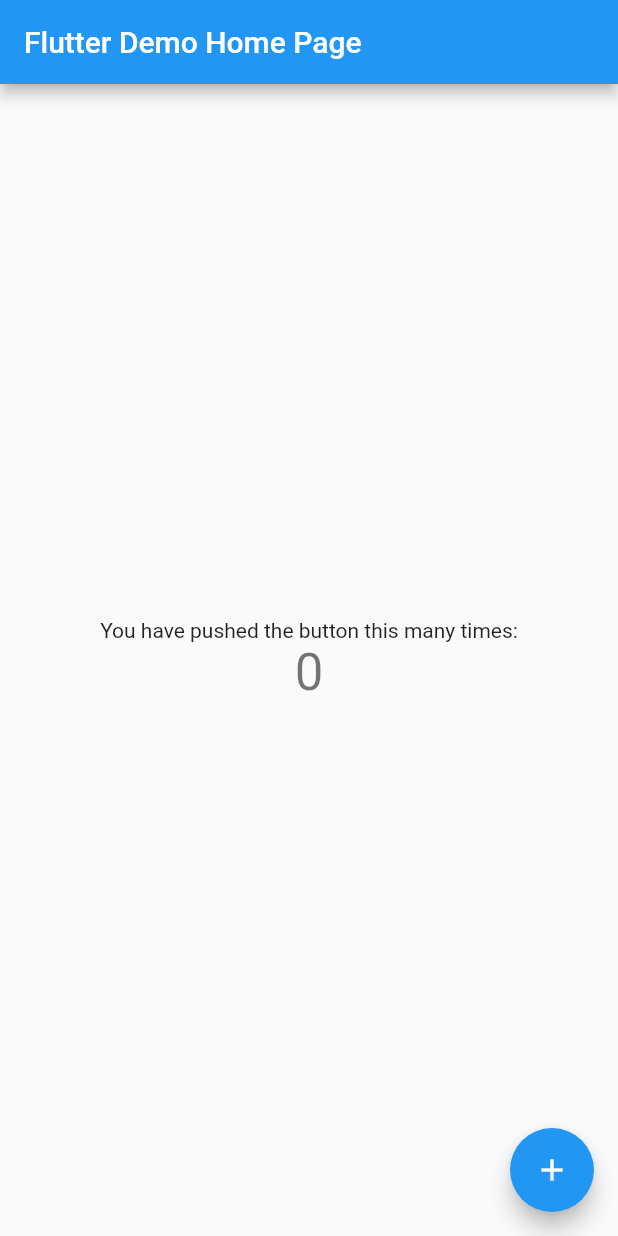
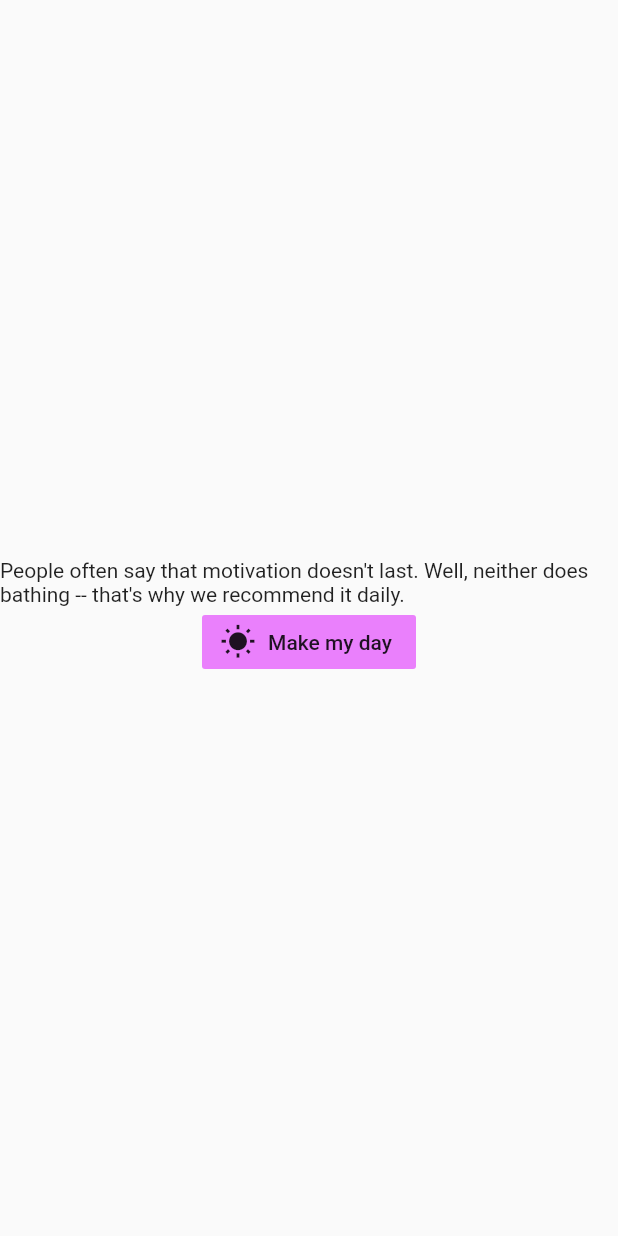
Before and after one commit to irfan87/flutter_quotes_app, a Flutter app: the screen it shows after launch, on a phone screen of 412 x 824 dp. Run offline on Flutter 3.47's test engine with Material 2 defaults, Android fonts, the phone set to English and light mode, and no system bars.

Commit message:
stating the list of quotes

```diff
--- a/lib/main.dart
+++ b/lib/main.dart
@@ -1,117 +1,16 @@
 import 'package:flutter/material.dart';
+import 'package:quotes_of_the_day/ui/wisdom.dart';
 
 void main() {
-  runApp(MyApp());
+  runApp(HomePage());
 }
 
-class MyApp extends StatelessWidget {
-  // This widget is the root of your application.
+class HomePage extends StatelessWidget {
   @override
   Widget build(BuildContext context) {
     return MaterialApp(
-      title: 'Flutter Demo',
-      theme: ThemeData(
-        // This is the theme of your application.
-        //
-        // Try running your application with "flutter run". You'll see the
-        // application has a blue toolbar. Then, without quitting the app, try
-        // changing the primarySwatch below to Colors.green and then invoke
-        // "hot reload" (press "r" in the console where you ran "flutter run",
-        // or simply save your changes to "hot reload" in a Flutter IDE).
-        // Notice that the counter didn't reset back to zero; the application
-        // is not restarted.
-        primarySwatch: Colors.blue,
-        // This makes the visual density adapt to the platform that you run
-        // the app on. For desktop platforms, the controls will be smaller and
-        // closer together (more dense) than on mobile platforms.
-        visualDensity: VisualDensity.adaptivePlatformDensity,
-      ),
-      home: MyHomePage(title: 'Flutter Demo Home Page'),
+      home: Wisdom(),
+      debugShowCheckedModeBanner: false,
     );
   }
 }
-
-class MyHomePage extends StatefulWidget {
-  MyHomePage({Key key, this.title}) : super(key: key);
-
-  // This widget is the home page of your application. It is stateful, meaning
-  // that it has a State object (defined below) that contains fields that affect
-  // how it looks.
-
-  // This class is the configuration for the state. It holds the values (in this
-  // case the title) provided by the parent (in this case the App widget) and
-  // used by the build method of the State. Fields in a Widget subclass are
-  // always marked "final".
-
-  final String title;
-
-  @override
-  _MyHomePageState createState() => _MyHomePageState();
-}
-
-class _MyHomePageState extends State<MyHomePage> {
-  int _counter = 0;
-
-  void _incrementCounter() {
-    setState(() {
-      // This call to setState tells the Flutter framework that something has
-      // changed in this State, which causes it to rerun the build method below
-      // so that the display can reflect the updated values. If we changed
-      // _counter without calling setState(), then the build method would not be
-      // called again, and so nothing would appear to happen.
-      _counter++;
-    });
-  }
-
-  @override
-  Widget build(BuildContext context) {
-    // This method is rerun every time setState is called, for instance as done
-    // by the _incrementCounter method above.
-    //
-    // The Flutter framework has been optimized to make rerunning build methods
-    // fast, so that you can just rebuild anything that needs updating rather
-    // than having to individually change instances of widgets.
-    return Scaffold(
-      appBar: AppBar(
-        // Here we take the value from the MyHomePage object that was created by
-        // the App.build method, and use it to set our appbar title.
-        title: Text(widget.title),
-      ),
-      body: Center(
-        // Center is a layout widget. It takes a single child and positions it
-        // in the middle of the parent.
-        child: Column(
-          // Column is also a layout widget. It takes a list of children and
-          // arranges them vertically. By default, it sizes itself to fit its
-          // children horizontally, and tries to be as tall as its parent.
-          //
-          // Invoke "debug painting" (press "p" in the console, choose the
-          // "Toggle Debug Paint" action from the Flutter Inspector in Android
-          // Studio, or the "Toggle Debug Paint" command in Visual Studio Code)
-          // to see the wireframe for each widget.
-          //
-          // Column has various properties to control how it sizes itself and
-          // how it positions its children. Here we use mainAxisAlignment to
-          // center the children vertically; the main axis here is the vertical
-          // axis because Columns are vertical (the cross axis would be
-          // horizontal).
-          mainAxisAlignment: MainAxisAlignment.center,
-          children: <Widget>[
-            Text(
-              'You have pushed the button this many times:',
-            ),
-            Text(
-              '$_counter',
-              style: Theme.of(context).textTheme.headline4,
-            ),
-          ],
-        ),
-      ),
-      floatingActionButton: FloatingActionButton(
-        onPressed: _incrementCounter,
-        tooltip: 'Increment',
-        child: Icon(Icons.add),
-      ), // This trailing comma makes auto-formatting nicer for build methods.
-    );
-  }
-}
--- /dev/null
+++ b/lib/ui/wisdom.dart
@@ -0,0 +1,50 @@
+import 'package:flutter/material.dart';
+
+class Wisdom extends StatefulWidget {
+  @override
+  _WisdomState createState() => _WisdomState();
+}
+
+class _WisdomState extends State<Wisdom> {
+  int _index = 0;
+  List quotes = [
+    "People often say that motivation doesn't last. Well, neither does bathing -- that's why we recommend it daily.",
+    "Someday is not a day of the week.",
+    "Hire character. Train skill.",
+    "Your time is limited, so don't waste it living someone else's life.",
+    "Sales are contingent upon the attitude of the salesman -- not the attitude of the prospect.",
+    "Everyone lives by selling something.",
+    "If you are not taking care of your customer, your competitor will.",
+    "The golden rule for every businessman is this: Put yourself in your customer's place.",
+    "If you cannot do great things, do small things in a great way.",
+    "I'd rather regret the things I've done than regret the things I haven't done.",
+    "Working hard for something we don't care about is called stressed; working hard for something we love is called passion.",
+  ];
+
+  @override
+  Widget build(BuildContext context) {
+    return Scaffold(
+      body: Container(
+        child: Column(
+          mainAxisAlignment: MainAxisAlignment.center,
+          children: <Widget>[
+            Text(quotes[_index % quotes.length]),
+            FlatButton.icon(
+              onPressed: _showQuotes,
+              icon: Icon(Icons.wb_sunny),
+              label: Text('Make my day'),
+              color: Colors.purpleAccent.shade100,
+            ),
+          ],
+        ),
+      ),
+    );
+  }
+
+  void _showQuotes() {
+    // increment the index by one
+    setState(() {
+      _index += 1;
+    });
+  }
+}
```
